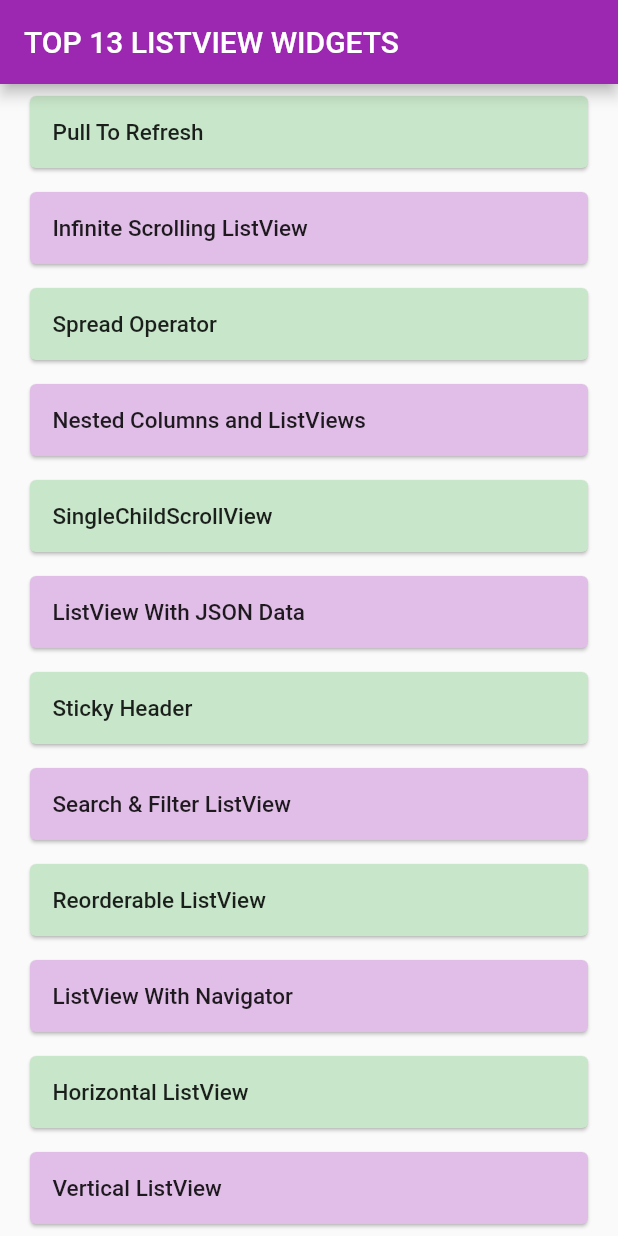
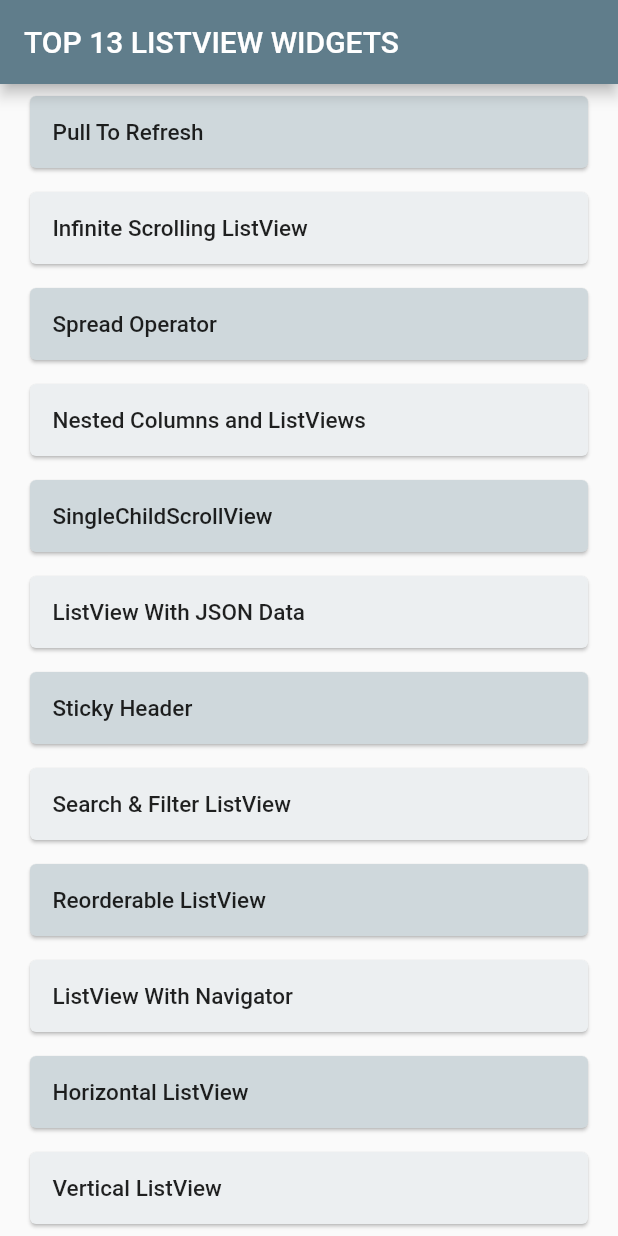
Before and after one commit to rstkey/top_listview_widgets, a Flutter app: the screen it shows after launch, on a phone screen of 412 x 824 dp. Run offline on Flutter 3.47's test engine with Material 2 defaults, Android fonts, the phone set to English and light mode, and no system bars.

Commit message:
upd colorss

```diff
--- a/lib/main.dart
+++ b/lib/main.dart
@@ -13,7 +13,7 @@ class MyApp extends StatelessWidget {
     return MaterialApp(
       title: 'Flutter Demo',
       theme: ThemeData(
-        primarySwatch: Colors.purple,
+        primarySwatch: Colors.blueGrey,
       ),
       home: const HomePage(),
     );
--- a/lib/src/pages/home.dart
+++ b/lib/src/pages/home.dart
@@ -28,12 +28,12 @@ class _HomePageState extends State<HomePage> {
 
   Card customCard(int index, String item) {
     return Card(
-      color: (index % 2 == 0) ? Colors.green[100] : Colors.purple[100],
+      color: (index % 2 == 0) ? Colors.blueGrey[100] : Colors.blueGrey[50],
       child: Padding(
         padding: const EdgeInsets.all(15.0),
         child: Text(
           item,
-          style: const TextStyle(fontWeight: FontWeight.w500, fontSize: 15),
+          style: const TextStyle(fontWeight: FontWeight.w500, fontSize: 15,),
         ),
       ),
     );
```
